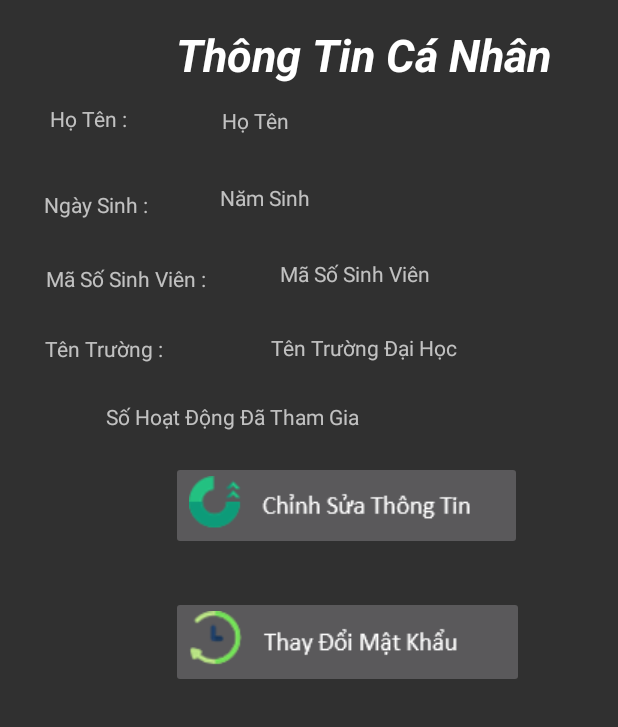
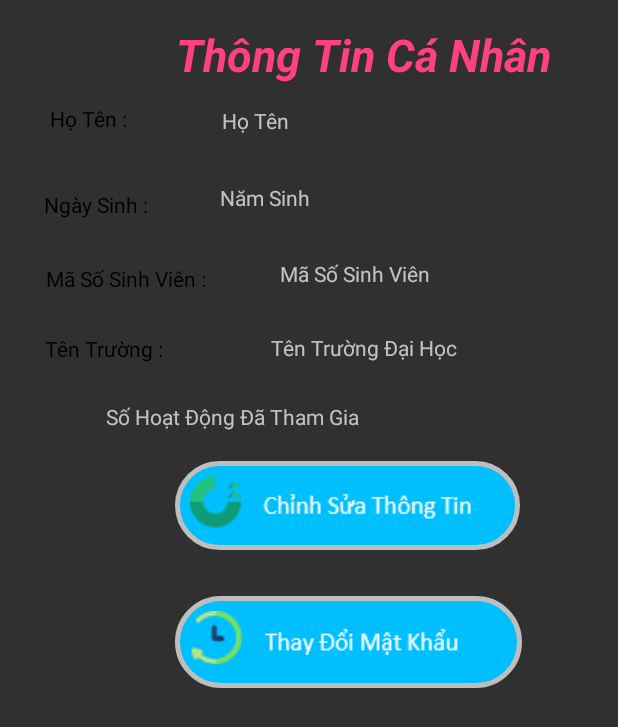
Before and after one commit to lehoangthienan/QuanLyTinhNguyen-Java-AndroidStudio, an Android app: the layout chitietnguoidung.xml on its own in the app's theme, with its tools: preview values and no code run, on a phone screen of 412 x 824 dp. Shown: the top 727 px of the screen. Run offline under Robolectric (Android 15) with nearby library versions, the phone set to English and light mode, and no system bars; network calls fail.

Commit message:
update giao dien controls

```diff
--- /dev/null
+++ b/app/src/main/res/drawable/drawoimagebuttonchitiet.xml
@@ -0,0 +1,14 @@
+<shape android:shape="rectangle" xmlns:android="http://schemas.android.com/apk/res/android">
+    <!-- Set màu nền -->
+    <solid android:color="#00BFFF">
+    </solid>
+    <!-- đặt thuộc tính màu và độ rộng của đường viền -->
+    <stroke android:color="#BEBEBE" android:width="3dp">
+    </stroke>
+    <!-- các thuộc tính căn chỉnh -->
+    <padding android:bottom="10dp" android:left="10dp" android:right="10dp" android:top="10dp">
+    </padding>
+    <!-- và đây là bán kính đường tròn ở 4 góc -->
+    <corners android:radius="400dp">
+    </corners>
+</shape>
--- a/app/src/main/res/layout/chitietnguoidung.xml
+++ b/app/src/main/res/layout/chitietnguoidung.xml
@@ -9,97 +9,103 @@
         android:id="@+id/textView18"
         android:layout_width="wrap_content"
         android:layout_height="wrap_content"
+        android:layout_marginEnd="8dp"
+        android:layout_marginLeft="27dp"
+        android:layout_marginRight="8dp"
+        android:layout_marginStart="27dp"
+        android:layout_marginTop="16dp"
         android:text="Thông Tin Cá Nhân"
-        android:textColor="@android:color/background_light"
+        android:textColor="?android:attr/colorControlActivated"
         android:textSize="30sp"
         android:textStyle="bold|italic"
-        android:layout_marginLeft="27dp"
+        app:layout_constraintHorizontal_bias="0.711"
         app:layout_constraintLeft_toLeftOf="parent"
-        android:layout_marginRight="8dp"
         app:layout_constraintRight_toRightOf="parent"
-        app:layout_constraintTop_toTopOf="parent"
-        android:layout_marginTop="16dp"
-        app:layout_constraintHorizontal_bias="0.711"
-        android:layout_marginStart="27dp"
-        android:layout_marginEnd="8dp" />
+        app:layout_constraintTop_toTopOf="parent" />
 
     <TextView
         android:id="@+id/txtHoTenCTND"
         android:layout_width="wrap_content"
         android:layout_height="wrap_content"
+        android:layout_marginEnd="8dp"
+        android:layout_marginLeft="8dp"
+        android:layout_marginRight="8dp"
+        android:layout_marginStart="8dp"
+        android:layout_marginTop="14dp"
         android:hint="Họ Tên"
-        android:layout_marginRight="8dp"
+        android:textColor="@android:color/background_dark"
+        app:layout_constraintHorizontal_bias="0.399"
+        app:layout_constraintLeft_toLeftOf="parent"
         app:layout_constraintRight_toRightOf="parent"
-        android:layout_marginLeft="8dp"
-        app:layout_constraintLeft_toLeftOf="parent"
-        app:layout_constraintHorizontal_bias="0.399"
-        android:layout_marginTop="14dp"
-        app:layout_constraintTop_toBottomOf="@+id/textView18"
-        android:layout_marginStart="8dp"
-        android:layout_marginEnd="8dp" />
+        app:layout_constraintTop_toBottomOf="@+id/textView18" />
 
     <TextView
         android:id="@+id/txtNamSinhCTND"
         android:layout_width="wrap_content"
         android:layout_height="wrap_content"
+        android:layout_marginEnd="119dp"
+        android:layout_marginLeft="8dp"
+        android:layout_marginRight="119dp"
+        android:layout_marginStart="8dp"
+        android:layout_marginTop="32dp"
         android:hint="Năm Sinh"
-        android:layout_marginRight="119dp"
+        android:textColor="@android:color/background_dark"
+        app:layout_constraintHorizontal_bias="0.316"
+        app:layout_constraintLeft_toRightOf="@+id/textView34"
         app:layout_constraintRight_toRightOf="parent"
-        app:layout_constraintLeft_toRightOf="@+id/textView34"
-        android:layout_marginLeft="8dp"
-        app:layout_constraintHorizontal_bias="0.316"
-        android:layout_marginTop="32dp"
-        app:layout_constraintTop_toBottomOf="@+id/txtHoTenCTND"
-        android:layout_marginStart="8dp"
-        android:layout_marginEnd="119dp" />
+        app:layout_constraintTop_toBottomOf="@+id/txtHoTenCTND" />
 
     <TextView
         android:id="@+id/txtMaSoSinhVienCTND"
         android:layout_width="wrap_content"
         android:layout_height="wrap_content"
+        android:layout_marginEnd="16dp"
+        android:layout_marginLeft="8dp"
+        android:layout_marginRight="16dp"
+        android:layout_marginStart="8dp"
+        android:layout_marginTop="31dp"
         android:hint="Mã Số Sinh Viên"
-        android:layout_marginRight="16dp"
+        android:textColor="@android:color/background_dark"
+        app:layout_constraintHorizontal_bias="0.275"
+        app:layout_constraintLeft_toRightOf="@+id/textView31"
         app:layout_constraintRight_toRightOf="parent"
-        app:layout_constraintLeft_toRightOf="@+id/textView31"
-        android:layout_marginLeft="8dp"
-        app:layout_constraintHorizontal_bias="0.275"
-        android:layout_marginTop="31dp"
-        app:layout_constraintTop_toBottomOf="@+id/txtNamSinhCTND"
-        android:layout_marginStart="8dp"
-        android:layout_marginEnd="16dp" />
+        app:layout_constraintTop_toBottomOf="@+id/txtNamSinhCTND" />
 
     <TextView
         android:id="@+id/txtTenTruongDaiHocCTND"
         android:layout_width="wrap_content"
         android:layout_height="wrap_content"
+        android:layout_marginEnd="8dp"
+        android:layout_marginLeft="8dp"
+        android:layout_marginRight="8dp"
+        android:layout_marginStart="8dp"
+        android:layout_marginTop="30dp"
         android:hint="Tên Trường Đại Học "
-        android:layout_marginRight="8dp"
+        android:textColor="@android:color/background_dark"
+        app:layout_constraintHorizontal_bias="0.645"
+        app:layout_constraintLeft_toLeftOf="parent"
         app:layout_constraintRight_toRightOf="parent"
-        android:layout_marginLeft="8dp"
-        app:layout_constraintLeft_toLeftOf="parent"
-        android:layout_marginTop="30dp"
-        app:layout_constraintTop_toBottomOf="@+id/txtMaSoSinhVienCTND"
-        android:layout_marginStart="8dp"
-        android:layout_marginEnd="8dp"
-        app:layout_constraintHorizontal_bias="0.645" />
+        app:layout_constraintTop_toBottomOf="@+id/txtMaSoSinhVienCTND" />
 
     <TextView
         android:id="@+id/txtSoHoatDongThamGiaCTND"
         android:layout_width="wrap_content"
         android:layout_height="wrap_content"
+        android:layout_marginEnd="8dp"
         android:layout_marginLeft="8dp"
         android:layout_marginRight="8dp"
+        android:layout_marginStart="8dp"
         android:layout_marginTop="26dp"
         android:hint="Số Hoạt Động Đã Tham Gia"
+        android:textColor="@android:color/background_dark"
         app:layout_constraintHorizontal_bias="0.277"
         app:layout_constraintLeft_toLeftOf="parent"
         app:layout_constraintRight_toRightOf="parent"
-        android:layout_marginStart="8dp"
-        android:layout_marginEnd="8dp"
         app:layout_constraintTop_toBottomOf="@+id/textView32" />
 
     <ImageButton
         android:id="@+id/btnThayDoiThongTinCaNhan"
+        android:background="@drawable/drawoimagebuttonchitiet"
         android:layout_width="wrap_content"
         android:layout_height="wrap_content"
         android:layout_marginLeft="8dp"
@@ -115,6 +121,7 @@
 
     <ImageButton
         android:id="@+id/btnThayDoiMatKhau"
+        android:background="@drawable/drawoimagebuttonchitiet"
         android:layout_width="wrap_content"
         android:layout_height="wrap_content"
         android:layout_marginBottom="8dp"
@@ -135,58 +142,62 @@
         android:id="@+id/textView27"
         android:layout_width="wrap_content"
         android:layout_height="wrap_content"
+        android:layout_marginEnd="8dp"
         android:layout_marginLeft="8dp"
         android:layout_marginRight="8dp"
+        android:layout_marginStart="8dp"
+        android:layout_marginTop="69dp"
         android:text="Họ Tên :"
+        android:textColor="@android:color/background_dark"
+        app:layout_constraintHorizontal_bias="0.318"
         app:layout_constraintLeft_toLeftOf="parent"
         app:layout_constraintRight_toLeftOf="@+id/txtNamSinhCTND"
-        app:layout_constraintHorizontal_bias="0.318"
-        android:layout_marginTop="69dp"
-        android:layout_marginStart="8dp"
-        android:layout_marginEnd="8dp"
         app:layout_constraintTop_toTopOf="parent" />
 
     <TextView
         android:id="@+id/textView31"
         android:layout_width="wrap_content"
         android:layout_height="wrap_content"
+        android:layout_marginLeft="16dp"
+        android:layout_marginRight="8dp"
+        android:layout_marginStart="16dp"
+        android:layout_marginTop="30dp"
         android:text="Mã Số Sinh Viên :"
-        android:layout_marginLeft="16dp"
+        android:textColor="@android:color/background_dark"
+        app:layout_constraintHorizontal_bias="0.051"
         app:layout_constraintLeft_toLeftOf="parent"
-        android:layout_marginTop="30dp"
-        android:layout_marginStart="16dp"
-        android:layout_marginRight="8dp"
         app:layout_constraintRight_toRightOf="parent"
-        app:layout_constraintHorizontal_bias="0.051"
         app:layout_constraintTop_toBottomOf="@+id/textView34" />
 
     <TextView
         android:id="@+id/textView32"
         android:layout_width="wrap_content"
         android:layout_height="wrap_content"
+        android:layout_marginEnd="8dp"
+        android:layout_marginLeft="8dp"
+        android:layout_marginRight="8dp"
+        android:layout_marginStart="8dp"
+        android:layout_marginTop="27dp"
         android:text="Tên Trường :"
-        android:layout_marginLeft="8dp"
+        android:textColor="@android:color/background_dark"
+        app:layout_constraintHorizontal_bias="0.244"
         app:layout_constraintLeft_toLeftOf="parent"
         app:layout_constraintRight_toLeftOf="@+id/txtMaSoSinhVienCTND"
-        android:layout_marginRight="8dp"
-        android:layout_marginTop="27dp"
-        app:layout_constraintTop_toBottomOf="@+id/textView31"
-        app:layout_constraintHorizontal_bias="0.244"
-        android:layout_marginStart="8dp"
-        android:layout_marginEnd="8dp" />
+        app:layout_constraintTop_toBottomOf="@+id/textView31" />
 
     <TextView
         android:id="@+id/textView34"
         android:layout_width="wrap_content"
         android:layout_height="wrap_content"
+        android:layout_marginLeft="16dp"
+        android:layout_marginRight="8dp"
+        android:layout_marginStart="16dp"
+        android:layout_marginTop="38dp"
         android:text="Ngày Sinh :"
-        android:layout_marginLeft="16dp"
+        android:textColor="@android:color/background_dark"
+        app:layout_constraintHorizontal_bias="0.041"
         app:layout_constraintLeft_toLeftOf="parent"
-        android:layout_marginTop="38dp"
-        android:layout_marginStart="16dp"
-        android:layout_marginRight="8dp"
         app:layout_constraintRight_toRightOf="parent"
-        app:layout_constraintHorizontal_bias="0.041"
         app:layout_constraintTop_toBottomOf="@+id/textView27" />
 
 </android.support.constraint.ConstraintLayout>
--- a/app/src/main/res/layout/danhsachdangky.xml
+++ b/app/src/main/res/layout/danhsachdangky.xml
@@ -88,6 +88,7 @@
 
     <ImageButton
         android:id="@+id/btnHuyDangKyHDDK"
+        android:background="@drawable/drawoimagebutton"
         android:layout_width="wrap_content"
         android:layout_height="wrap_content"
         app:srcCompat="@drawable/delete3"
```
Also changed, not shown: app/src/main/java/kerryle/thienan/quanlytinhnguyen/kerryle/thienan/adapter/TinhNguyenAdapter.java (+9 -8 lines), app/src/main/res/drawable/drawoimagebutton.xml (added, +14 -0 lines), app/src/main/res/layout/danhsachtinhnguyen.xml (+39 -35 lines), app/src/main/res/drawable/delete3.png, app/src/main/res/drawable/electricity.png (added), app/src/main/res/drawable/question.png (added).
